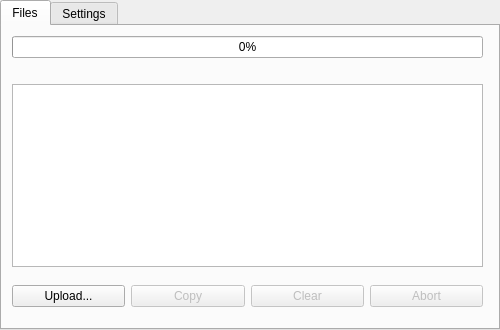
RealisticGroup/RghostUploaderQT, file tabwidget.ui: the form before one commit.
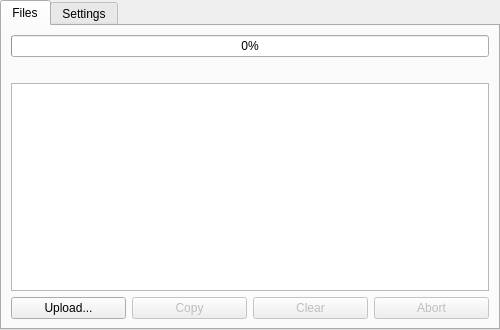
The form after the commit.

Commit message: resizable layout

Patch:
```diff
--- a/tabwidget.ui
+++ b/tabwidget.ui
@@ -16,12 +16,6 @@
     <height>330</height>
    </size>
   </property>
-  <property name="maximumSize">
-   <size>
-    <width>500</width>
-    <height>330</height>
-   </size>
-  </property>
   <property name="windowTitle">
    <string>TabWidget</string>
   </property>
@@ -29,6 +23,12 @@
    <number>0</number>
   </property>
   <widget class="QWidget" name="tab_files">
+   <property name="sizePolicy">
+    <sizepolicy hsizetype="Expanding" vsizetype="Expanding">
+     <horstretch>0</horstretch>
+     <verstretch>0</verstretch>
+    </sizepolicy>
+   </property>
    <property name="minimumSize">
     <size>
      <width>300</width>
@@ -38,15 +38,8 @@
    <attribute name="title">
     <string>Files</string>
    </attribute>
-   <widget class="QWidget" name="verticalLayoutWidget">
-    <property name="geometry">
-     <rect>
-      <x>10</x>
-      <y>10</y>
-      <width>471</width>
-      <height>231</height>
-     </rect>
-    </property>
+   <layout class="QVBoxLayout" name="verticalLayout_4">
+    <item>
     <layout class="QVBoxLayout" name="verticalLayout">
      <item>
       <widget class="QProgressBar" name="progressBar">
@@ -83,10 +76,13 @@
         <enum>Qt::SolidLine</enum>
        </property>
        <property name="cornerButtonEnabled">
-        <bool>false</bool>
+         <bool>true</bool>
        </property>
        <attribute name="horizontalHeaderVisible">
-        <bool>false</bool>
+         <bool>true</bool>
+        </attribute>
+        <attribute name="horizontalHeaderCascadingSectionResizes">
+         <bool>true</bool>
        </attribute>
        <attribute name="horizontalHeaderDefaultSectionSize">
         <number>200</number>
@@ -102,20 +98,9 @@
        </attribute>
       </widget>
      </item>
-     <item>
-      <layout class="QGridLayout" name="gridLayout"/>
-     </item>
-    </layout>
-   </widget>
-   <widget class="QWidget" name="horizontalLayoutWidget">
-    <property name="geometry">
-     <rect>
-      <x>10</x>
-      <y>250</y>
-      <width>471</width>
-      <height>41</height>
-     </rect>
-    </property>
+     </layout>
+    </item>
+    <item>
     <layout class="QHBoxLayout" name="horizontalLayout_2">
      <item>
       <widget class="QPushButton" name="pushButton_upload">
@@ -155,7 +140,8 @@
       </widget>
      </item>
     </layout>
-   </widget>
+    </item>
+   </layout>
   </widget>
   <widget class="QWidget" name="tab_settings">
    <attribute name="title">
```
Left out of the diff: 36 changed lines with no effect on the pictures. Lines whose indentation alone changed are shown as unchanged. The commit also changes 1 other file.
